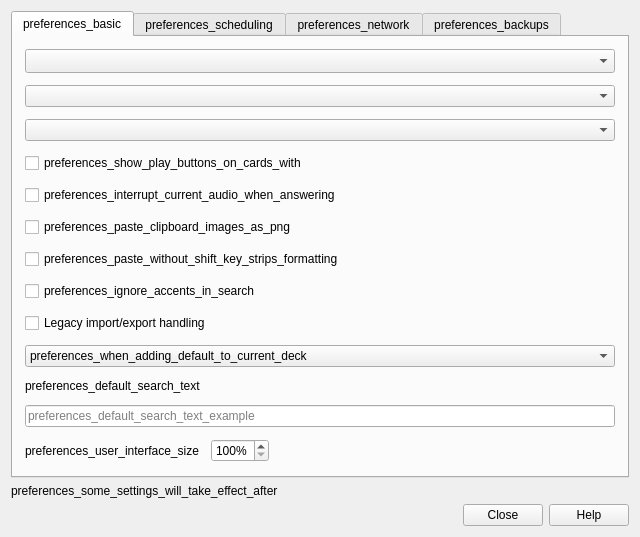
Qt form qt/aqt/forms/preferences.ui (ankitects/anki) before a commit.
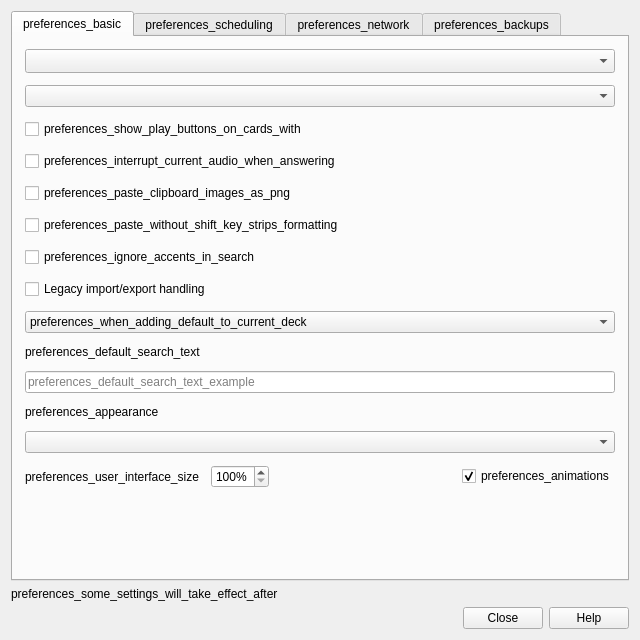
The same form after that commit.

Commit message:
Add animation toggle to preferences
and move settings affecting appearance together.

What changed in the file:
```diff
--- a/qt/aqt/forms/preferences.ui
+++ b/qt/aqt/forms/preferences.ui
@@ -7,7 +7,7 @@
     <x>0</x>
     <y>0</y>
     <width>640</width>
-    <height>530</height>
+    <height>640</height>
    </rect>
   </property>
   <property name="windowTitle">
@@ -55,9 +55,6 @@
          </property>
         </widget>
        </item>
-       <item>
-        <widget class="QComboBox" name="theme"/>
-       </item>
        <item>
         <widget class="QComboBox" name="video_driver"/>
        </item>
@@ -131,6 +128,16 @@
          </property>
         </widget>
        </item>
+       <item>
+        <widget class="QLabel" name="label">
+         <property name="text">
+          <string>preferences_appearance</string>
+         </property>
+        </widget>
+       </item>
+       <item>
+        <widget class="QComboBox" name="theme"/>
+       </item>
        <item>
         <layout class="QHBoxLayout" name="horizontalLayout_4">
          <item>
@@ -169,6 +176,19 @@
            </property>
           </spacer>
          </item>
+         <item>
+          <widget class="QCheckBox" name="checkBox">
+           <property name="toolTip">
+            <string>preferences_animations_label</string>
+           </property>
+           <property name="text">
+            <string>preferences_animations</string>
+           </property>
+           <property name="checked">
+            <bool>true</bool>
+           </property>
+          </widget>
+         </item>
         </layout>
        </item>
        <item>
```
Left out of the diff: 4 changed lines with no effect on the pictures. The commit also changes 1 other file.
